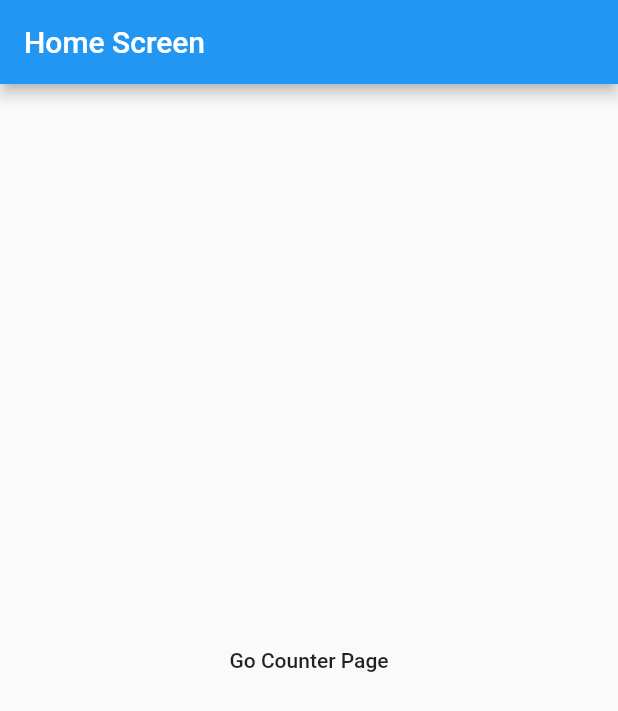
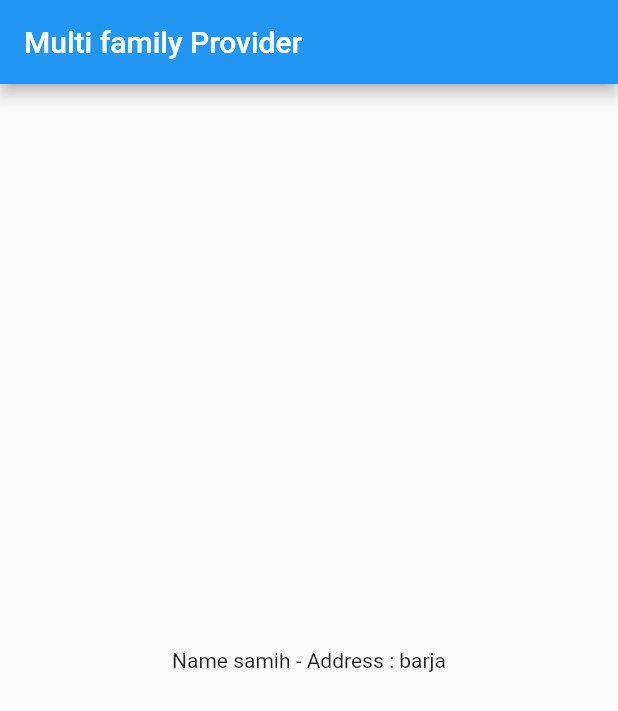
Before and after one commit to samih93/riverpod_tutorials, a Flutter app: the screen it shows after launch, on a phone screen of 412 x 824 dp. Shown: the top 711 px of the screen. Run offline on Flutter 3.47's test engine with Material 2 defaults, Android fonts, the phone set to English and light mode, and no system bars; our stand-ins replace flutter_riverpod.

Commit message:
multi family provider

```diff
--- /dev/null
+++ b/lib/family_provider.dart
@@ -0,0 +1,23 @@
+import 'package:flutter/material.dart';
+import 'package:flutter_riverpod/flutter_riverpod.dart';
+
+import 'main.dart';
+
+class FamilyProviderScreen extends ConsumerWidget {
+  FamilyProviderScreen({super.key});
+
+  final _nameProvider = Provider.family<String, String>((ref, name) {
+    return "hello ${name}";
+  }); // ! read provider using consumer
+
+  @override
+  Widget build(BuildContext context, WidgetRef ref) {
+    var name = ref.watch(_nameProvider("ahmad"));
+    return Scaffold(
+        appBar: AppBar(
+          title: Text("Family Provider"),
+        ),
+        // body: Center(child: Text("${name}")));
+        body: Center(child: Text("${name}")));
+  }
+}
--- a/lib/main.dart
+++ b/lib/main.dart
@@ -12,8 +12,10 @@ import 'package:riverpod_tutorials/stream%20provider/stream%20screen.dart';
 
 import 'extend statefull_widget.dart';
 import 'extend_cosumer_widget.dart';
+import 'family_provider.dart';
 import 'model/notification_model.dart';
 import 'future provider notification screen/notification_screen.dart';
+import 'multi value family  provider.dart';
 
 final nameProvider = Provider<String>((ref) => "hello samih");
 
@@ -44,7 +46,7 @@ class MyApp extends StatelessWidget {
         // is not restarted.
         primarySwatch: Colors.blue,
       ),
-      home: const HomeScreen(),
+      home: MultiValueFamilyProviderScreen(),
     );
   }
 }
--- /dev/null
+++ b/lib/model/user_model.dart
@@ -0,0 +1,6 @@
+class UserModel {
+  String name;
+  String address;
+
+  UserModel(this.name, this.address);
+}
--- /dev/null
+++ b/lib/multi value family  provider.dart
@@ -0,0 +1,24 @@
+import 'package:flutter/material.dart';
+import 'package:flutter_riverpod/flutter_riverpod.dart';
+import 'package:riverpod_tutorials/model/user_model.dart';
+
+import 'main.dart';
+
+class MultiValueFamilyProviderScreen extends ConsumerWidget {
+  MultiValueFamilyProviderScreen({super.key});
+
+  final _nameProvider = Provider.family<String, UserModel>((ref, user) {
+    return "Name ${user.name} - Address : ${user.address}";
+  }); // ! read provider using consumer
+
+  @override
+  Widget build(BuildContext context, WidgetRef ref) {
+    var name = ref.watch(_nameProvider(UserModel("samih", "barja")));
+    return Scaffold(
+        appBar: AppBar(
+          title: Text("Multi family Provider"),
+        ),
+        // body: Center(child: Text("${name}")));
+        body: Center(child: Text("${name}")));
+  }
+}
```
